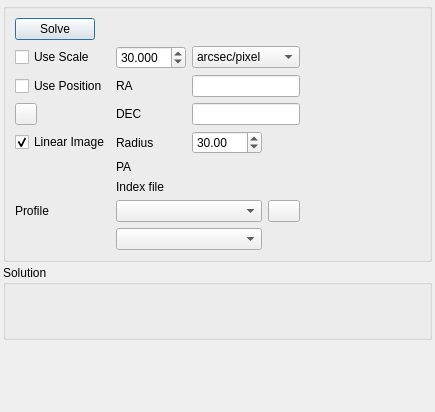
The window that kstars/fitsviewer/platesolve.ui (KDE/kstars) describes before a commit, drawn with Qt 5.
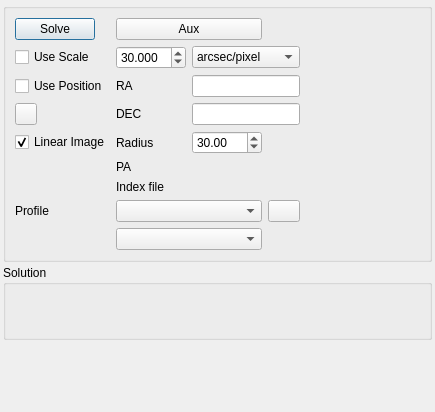
The same window after the commit. Icons and pictures are not drawn. Custom widgets are drawn as their Qt base class.

```diff
--- a/kstars/fitsviewer/platesolve.ui
+++ b/kstars/fitsviewer/platesolve.ui
@@ -51,6 +51,19 @@
         </property>
        </widget>
       </item>
+      <item row="0" column="1" colspan="2">
+       <widget class="QPushButton" name="auxButton">
+        <property name="visible">
+         <bool>false</bool>
+        </property>
+        <property name="toolTip">
+         <string></string>
+        </property>
+        <property name="text">
+         <string>Aux</string>
+        </property>
+       </widget>
+      </item>
       <item row="2" column="0">
        <widget class="QCheckBox" name="kcfg_FitsSolverUseScale">
         <property name="toolTip">
```
Left out of the diff: 15 changed lines with no effect on the pictures.
